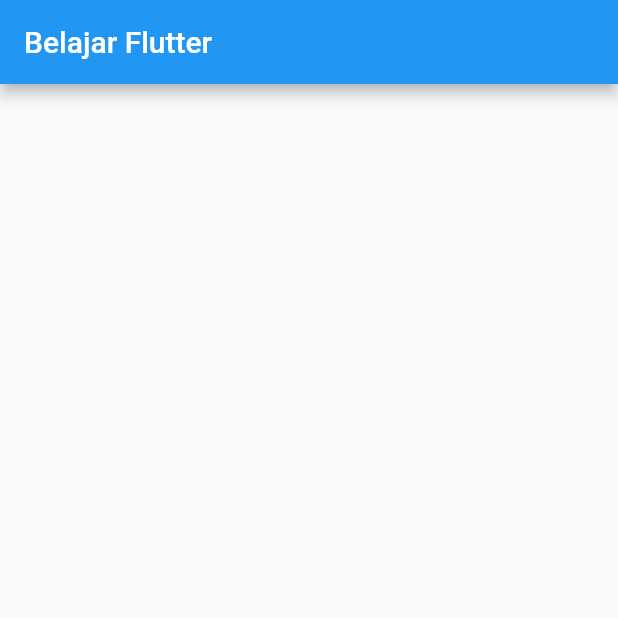
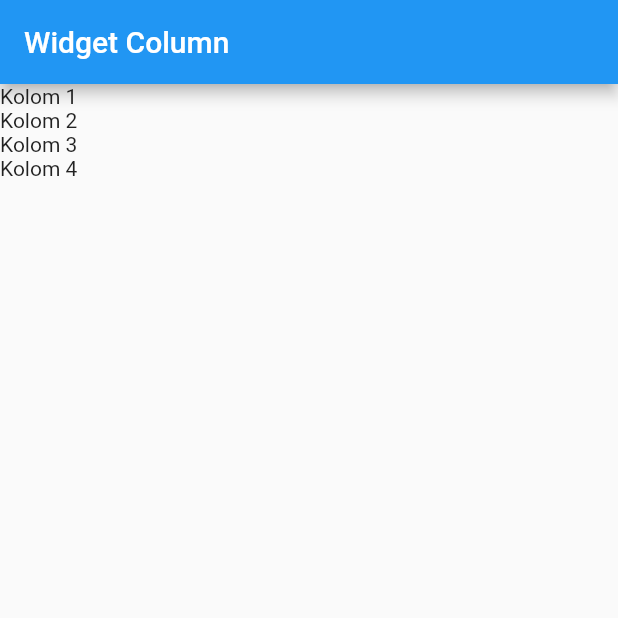
Before and after one commit to galihfaajar/firstflutter, a Flutter app: the screen it shows after launch, on a phone screen of 412 x 824 dp, the top half of it. Run offline on Flutter 3.47's test engine with Material 2 defaults, Android fonts, the phone set to English and light mode, and no system bars.

Commit message:
update code

```diff
--- /dev/null
+++ b/lib/column_widget.dart
@@ -0,0 +1,22 @@
+import 'package:flutter/material.dart';
+
+class ColumnWidget extends StatelessWidget {
+  const ColumnWidget({Key? key}) : super(key: key);
+
+  @override
+  Widget build(BuildContext context) {
+    return Scaffold(
+      appBar: AppBar(
+        title: const Text('Widget Column'),
+      ),
+      body: Column(
+        children: const [
+          Text('Kolom 1'),
+          Text('Kolom 2'),
+          Text('Kolom 3'),
+          Text('Kolom 4'),
+        ],
+      ),
+    );
+  }
+}
--- a/lib/main.dart
+++ b/lib/main.dart
@@ -2,6 +2,8 @@
 
 import 'package:flutter/cupertino.dart';
 import 'package:flutter/material.dart';
+import 'package:galih1/column_widget.dart';
+import 'package:galih1/hello_world.dart';
 
 void main() {
   runApp(const MyApp());
@@ -14,11 +16,7 @@ class MyApp extends StatelessWidget {
   Widget build(BuildContext context) {
     return MaterialApp(
       title: "Aplikasi Flutter Pertama",
-      home: Scaffold(
-        appBar: AppBar(
-          title: const Text('Belajar Flutter'),
-        ),
-      ),
+      home: ColumnWidget(),
     );
   }
 }
```
Also changed, not shown: lib/hello_world.dart (added, +17 -0 lines).
